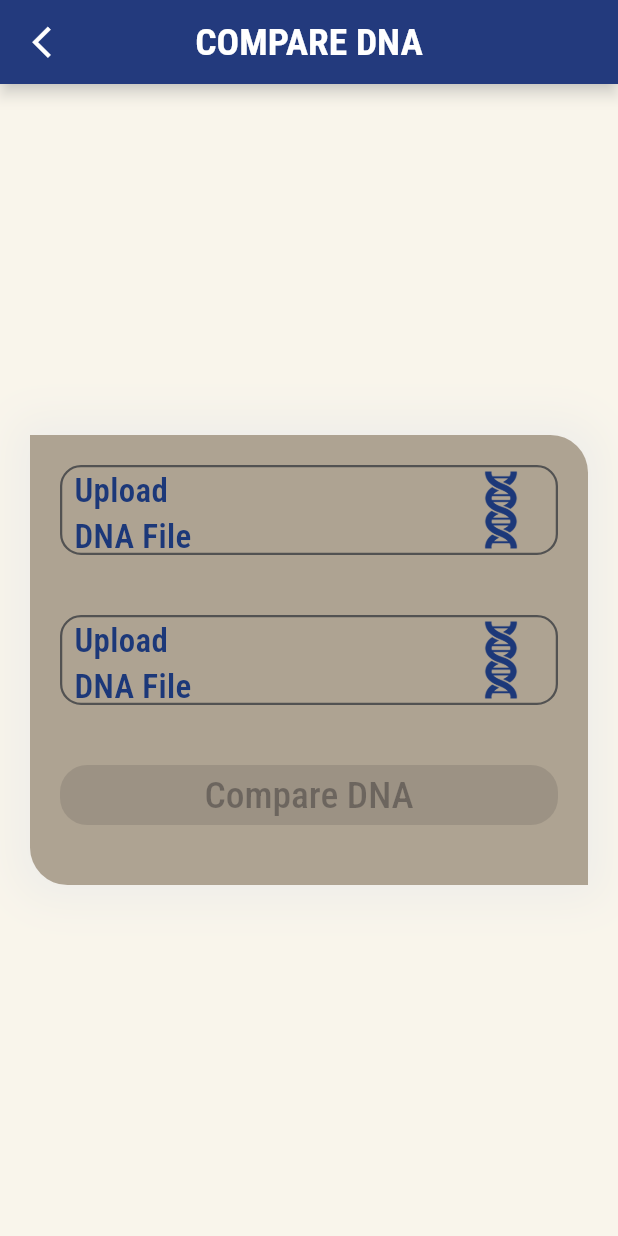
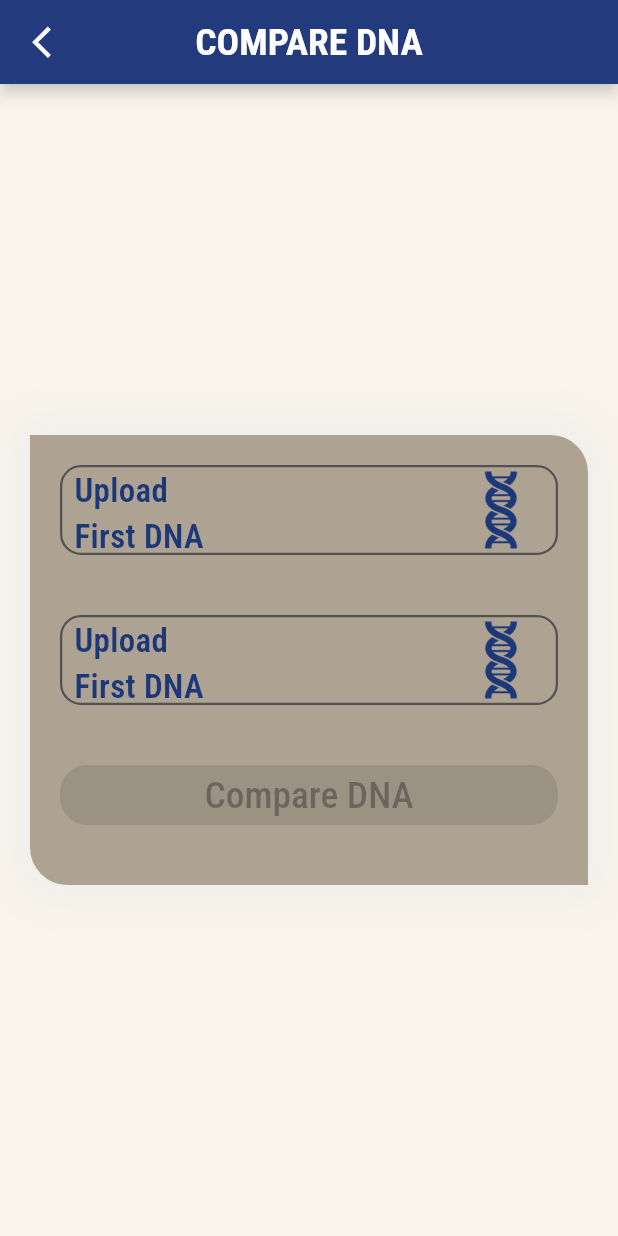
Before and after one commit to esraa-mohamad/Graduation-Project-Double-Helix-Detective-System, a Flutter app: the CompareDnaFormView screen opened by its route, on a phone screen of 412 x 824 dp. Run offline on Flutter 3.47's test engine with Material 3 defaults, Android fonts, the phone set to English and light mode, and no system bars; our stand-ins replace animated_text_kit, dartz, dio, file_picker, flutter_svg, font_awesome_flutter and 8 more; missing offline and left inert: window_manager; accounts and stored records are empty; project files that could hold a hidden picture were left out.

Commit message:
change name of upload file in custom upload in form view and reformatted code

```diff
--- a/lib/presentation/resource/strings_manager.dart
+++ b/lib/presentation/resource/strings_manager.dart
@@ -23,14 +23,15 @@ class AppStrings{
   static const searchDB = "Search DataBase";
   static const compare = "Compare DNA";
   static const uploadDna = "Upload DNA";
+  static const uploadMissingDna = "Upload Missing DNA";
+  static const uploadPersonDna = "Upload Person DNA";
   //missing result
   static const missingResult = "Missing Result";
   static const identificationPerson = "Identification Persons";
-  static const fatherRelative = "الأب";
-  static const motherRelative = "الأم";
-  static const person = "المفقود";
   //identification search
   static const caseP="case";
+  static const uploadFirstDna="Upload First DNA";
+  static const uploadSecondDna="Upload First DNA";
   // paternity
   static const uploadFather="upload father DNA";
   static const uploadChild="upload child DNA";
--- a/lib/presentation/screens/Identification/compare_dna/views/compare_dna_view.dart
+++ b/lib/presentation/screens/Identification/compare_dna/views/compare_dna_view.dart
@@ -100,28 +100,32 @@ class _CompareDnaFormViewState extends State<CompareDnaFormView> {
                 children: [
                   // dna sequence
                   UploadDnaFile(
+                    onTap: () {
+                      _uploadFileA();
+                    },
+                    uploadText: AppStrings.uploadFirstDna,
                     child: StreamBuilder<File>(
                       stream: _compareDnaViewModel.fileAOutput,
                       builder: (context, snapshot) {
                         return _getFilePicker(snapshot.data);
                       },
                     ),
-                      onTap: () {
-                        _uploadFileA();
-                      }),
+                  ),
                   const SizedBox(
                     height: AppSize.s40,
                   ),
                   UploadDnaFile(
+                    onTap: () {
+                      _uploadFileB();
+                    },
+                    uploadText: AppStrings.uploadSecondDna,
                     child: StreamBuilder<File>(
                       stream: _compareDnaViewModel.fileBOutput,
                       builder: (context, snapshot) {
                         return _getFilePicker(snapshot.data);
                       },
                     ),
-                      onTap: () {
-                        _uploadFileB();
-                      }),
+                  ),
                   const SizedBox(
                     height: AppSize.s40,
                   ),
--- a/lib/presentation/screens/missing_persons/view/missing_persons_form_view.dart
+++ b/lib/presentation/screens/missing_persons/view/missing_persons_form_view.dart
@@ -101,6 +101,7 @@ class _MissingFormState extends State<MissingForm> {
                 children: [
                   // dna sequence
                   UploadDnaFile(
+                    uploadText: AppStrings.uploadMissingDna,
                     child: StreamBuilder<File>(
                       stream: _missingSearchViewModel.fileOutput,
                       builder: (context, snapshot) {
@@ -109,7 +110,8 @@ class _MissingFormState extends State<MissingForm> {
                     ),
                     onTap: () {
                       _uploadFile();
-                      }),
+                    },
+                  ),
                   const SizedBox(
                     height: AppSize.s40,
                   ),
```
Also changed, not shown: lib/presentation/screens/Identification/search_database/view/search_database_view.dart (+5 -3 lines). Lines whose indentation alone changed are shown as unchanged.
